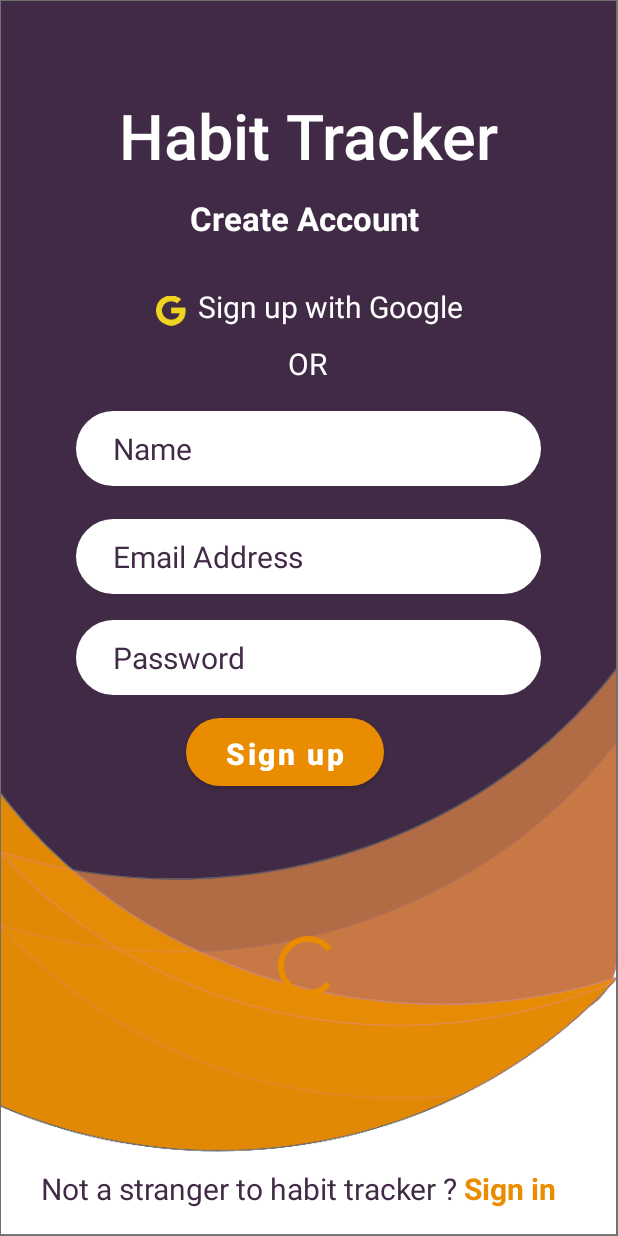
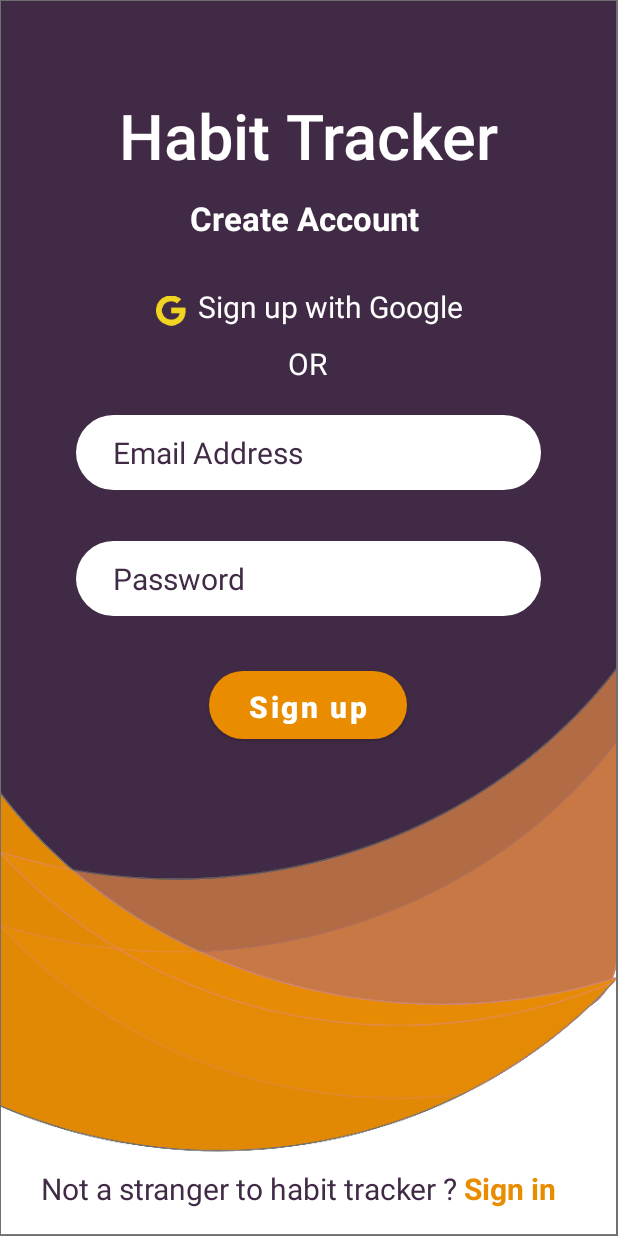
Before and after one commit to Shubhankita/Habit-Tracker, an Android app: the register screen opened directly, with no data from a screen before it, on a phone screen of 412 x 824 dp. Run offline under Robolectric (Android 15) with nearby library versions, the phone set to English and light mode, and no system bars; our stand-ins replace Firebase (no records; nobody signed in at launch, a user with empty details on screens opened directly); Roboto replaces fonts that are not available here.

Commit message:
Firebase authentication - Login,register,logout and forgot password

```diff
--- a/app/build.gradle
+++ b/app/build.gradle
@@ -42,7 +42,11 @@ dependencies {
     implementation 'com.google.android.material:material:1.3.0'
     implementation 'androidx.constraintlayout:constraintlayout:2.0.4'
     implementation 'com.google.firebase:firebase-database:19.7.0'
-    implementation 'com.google.firebase:firebase-auth:20.0.3'
+    implementation 'com.google.firebase:firebase-auth:20.0.4'
+    implementation 'com.google.firebase:firebase-analytics:18.0.3'
+    implementation 'com.google.firebase:firebase-auth-ktx:20.0.4'
+    implementation platform('com.google.firebase:firebase-bom:27.0.0')
+    implementation 'com.google.firebase:firebase-analytics-ktx'
     testImplementation 'junit:junit:4.+'
     androidTestImplementation 'androidx.test.ext:junit:1.1.2'
     androidTestImplementation 'androidx.test.espresso:espresso-core:3.3.0'
--- a/app/src/main/java/com/example/habittracker/MainActivity.kt
+++ b/app/src/main/java/com/example/habittracker/MainActivity.kt
@@ -19,7 +19,7 @@ class MainActivity : AppCompatActivity() {
             startActivity(intent)
         }
 
-        val tregister = findViewById<TextView>(R.id.tforgotregister)
+        val tregister = findViewById<TextView>(R.id.tforgotsignin)
         tregister.setOnClickListener {
             val intent = Intent (this, register::class.java)
             startActivity(intent)
--- a/app/src/main/java/com/example/habittracker/Progress.kt
+++ b/app/src/main/java/com/example/habittracker/Progress.kt
@@ -2,10 +2,13 @@ package com.example.habittracker
 
 import androidx.appcompat.app.AppCompatActivity
 import android.os.Bundle
+import com.google.firebase.auth.FirebaseAuth
+import kotlinx.android.synthetic.main.activity_profile.*
 
 class Progress : AppCompatActivity() {
     override fun onCreate(savedInstanceState: Bundle?) {
         super.onCreate(savedInstanceState)
         setContentView(R.layout.activity_progress)
+
     }
 }
--- a/app/src/main/res/layout/activity_login.xml
+++ b/app/src/main/res/layout/activity_login.xml
@@ -54,7 +54,7 @@
         app:layout_constraintVertical_bias="0.941" />
 
     <TextView
-        android:id="@+id/tforgotregister"
+        android:id="@+id/tforgotsignin"
         android:layout_width="wrap_content"
         android:layout_height="wrap_content"
         android:layout_marginStart="4dp"
--- a/app/src/main/res/layout/activity_main.xml
+++ b/app/src/main/res/layout/activity_main.xml
@@ -54,7 +54,7 @@
         app:layout_constraintVertical_bias="0.977" />
 
     <TextView
-        android:id="@+id/tforgotregister"
+        android:id="@+id/tforgotsignin"
         android:layout_width="wrap_content"
         android:layout_height="wrap_content"
         android:layout_marginStart="4dp"
--- a/app/src/main/res/layout/activity_register.xml
+++ b/app/src/main/res/layout/activity_register.xml
@@ -54,7 +54,7 @@
         app:layout_constraintVertical_bias="0.977" />
 
     <TextView
-        android:id="@+id/tforgotregister"
+        android:id="@+id/tforgotsignin"
         android:layout_width="wrap_content"
         android:layout_height="wrap_content"
         android:layout_marginStart="4dp"
@@ -84,10 +84,10 @@
         app:backgroundTint="#E98C00"
         app:layout_constraintBottom_toBottomOf="parent"
         app:layout_constraintEnd_toEndOf="parent"
-        app:layout_constraintHorizontal_bias="0.444"
+        app:layout_constraintHorizontal_bias="0.498"
         app:layout_constraintStart_toStartOf="parent"
         app:layout_constraintTop_toBottomOf="@+id/tPassword"
-        app:layout_constraintVertical_bias="0.012" />
+        app:layout_constraintVertical_bias="0.07" />
 
     <TextView
         android:id="@+id/tregisterOR"
@@ -107,7 +107,6 @@
         android:id="@+id/tEmailAddress"
         android:layout_width="310sp"
         android:layout_height="50sp"
-        android:layout_marginTop="3dp"
         android:background="@drawable/inputfield"
         android:ems="10"
         android:hint="Email Address"
@@ -120,34 +119,14 @@
         app:layout_constraintEnd_toEndOf="parent"
         app:layout_constraintHorizontal_bias="0.495"
         app:layout_constraintStart_toStartOf="parent"
-        app:layout_constraintTop_toBottomOf="@+id/registerName"
-        app:layout_constraintVertical_bias="0.042" />
-
-    <EditText
-        android:id="@+id/registerName"
-        android:layout_width="310sp"
-        android:layout_height="50sp"
-        android:layout_marginTop="10dp"
-        android:background="@drawable/inputfield"
-        android:ems="10"
-        android:hint="Name"
-        android:inputType="textEmailAddress"
-        android:textColor="@color/purple"
-        android:textColorHighlight="@color/purple"
-        android:textColorHint="@color/purple"
-        android:textSize="20sp"
-        app:layout_constraintBottom_toBottomOf="parent"
-        app:layout_constraintEnd_toEndOf="parent"
-        app:layout_constraintHorizontal_bias="0.495"
-        app:layout_constraintStart_toStartOf="parent"
         app:layout_constraintTop_toBottomOf="@+id/tregisterOR"
-        app:layout_constraintVertical_bias="0.016" />
+        app:layout_constraintVertical_bias="0.04" />
 
     <EditText
         android:id="@+id/tPassword"
         android:layout_width="310sp"
         android:layout_height="50sp"
-        android:layout_marginTop="17dp"
+        android:layout_marginTop="10dp"
         android:background="@drawable/inputfield"
         android:ems="10"
         android:hint="Password"
@@ -161,7 +140,7 @@
         app:layout_constraintHorizontal_bias="0.495"
         app:layout_constraintStart_toStartOf="parent"
         app:layout_constraintTop_toBottomOf="@+id/tEmailAddress"
-        app:layout_constraintVertical_bias="0.0" />
+        app:layout_constraintVertical_bias="0.055" />
 
     <TextView
         android:id="@+id/tregisterCreateAccount"
@@ -191,16 +170,4 @@
         app:layout_constraintVertical_bias="0.242"
         app:srcCompat="@drawable/google" />
 
-    <ProgressBar
-        android:id="@+id/progressBar"
-        style="?android:attr/progressBarStyle"
-        android:layout_width="wrap_content"
-        android:layout_height="wrap_content"
-        app:layout_constraintBottom_toBottomOf="parent"
-        app:layout_constraintEnd_toEndOf="parent"
-        app:layout_constraintHorizontal_bias="0.498"
-        app:layout_constraintStart_toStartOf="parent"
-        app:layout_constraintTop_toTopOf="parent"
-        app:layout_constraintVertical_bias="0.799" />
-
 </androidx.constraintlayout.widget.ConstraintLayout>
--- a/build.gradle
+++ b/build.gradle
@@ -1,6 +1,6 @@
 // Top-level build file where you can add configuration options common to all sub-projects/modules.
 buildscript {
-    ext.kotlin_version = "1.4.31"
+    ext.kotlin_version = "1.4.32"
     repositories {
         google()
         jcenter()
@@ -8,7 +8,7 @@ buildscript {
     dependencies {
         classpath 'com.android.tools.build:gradle:4.1.3'
         classpath "org.jetbrains.kotlin:kotlin-gradle-plugin:$kotlin_version"
-        classpath 'com.google.gms:google-services:4.3.3'
+        classpath 'com.google.gms:google-services:4.3.5'
 
         // NOTE: Do not place your application dependencies here; they belong
         // in the individual module build.gradle files
```
Also changed, not shown: app/src/main/java/com/example/habittracker/ForgotPassword.kt (+21 -3 lines), app/src/main/java/com/example/habittracker/Profile.kt (+10 -0 lines), app/src/main/java/com/example/habittracker/login.kt (+40 -9 lines), app/src/main/java/com/example/habittracker/register.kt (+52 -8 lines), app/src/main/res/layout/activity_forgot_password.xml (+5 -3 lines), 1 other file.
